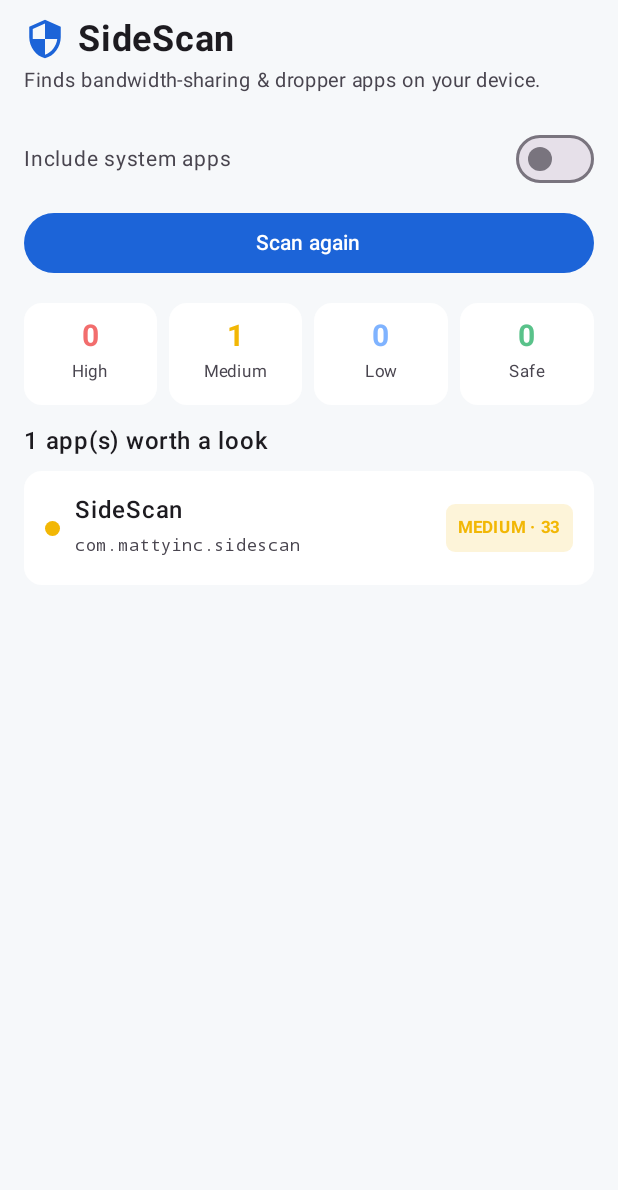
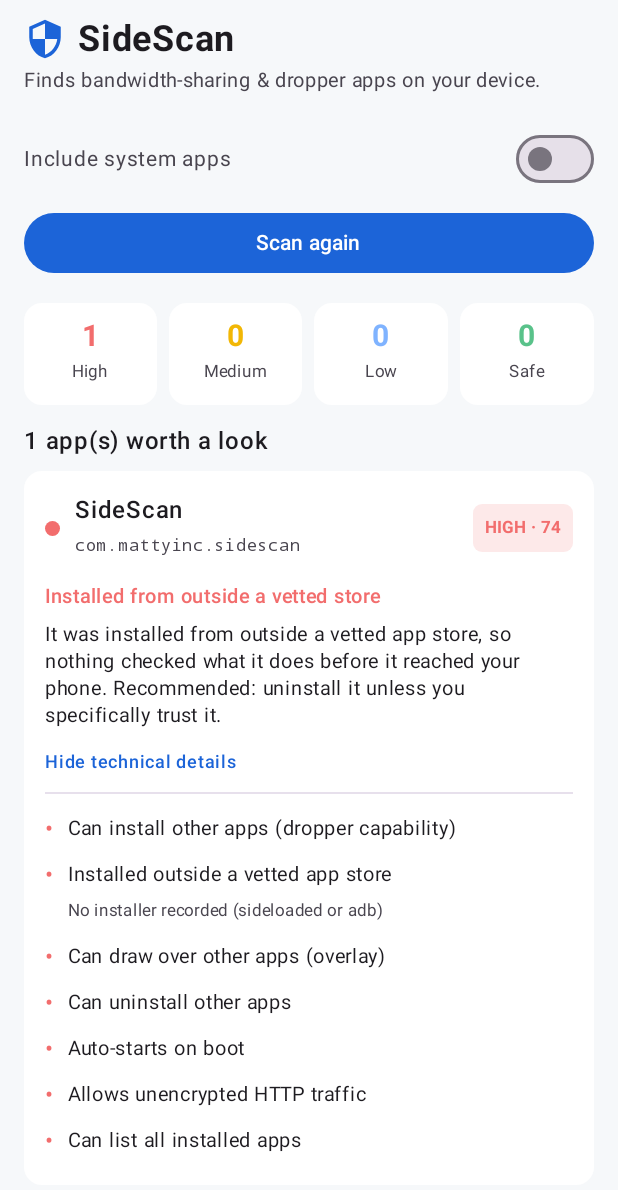
Before and after one commit to mattyinc/SideScan, an Android app built with Jetpack Compose: the screen it shows after launch (MainActivity), after a tap on "Scan my apps", on a phone screen of 412 x 824 dp. Shown: the top 1190 px of the screen. Run offline under Robolectric (Android 15) with nearby library versions, the phone set to English and light mode, and no system bars.

Commit message:
Scoring rework: pattern-based verdicts, vetted-store weighting, better system filter
- Permissions now count at full weight only for sideloaded apps; store/system
  apps are heavily discounted, so holding a permission no longer flags an app.
- Bundled proxy engine/SDK is always High on its own.
- Each app gets a plain-language headline + verdict explaining WHY it's flagged
  (proxyware pattern, dropper capability, overlay, boot persistence), not just a
  permission dump; CricFy-style proxyware is called out explicitly.
- System filter also excludes updated-system apps and OEM-prefixed preloads
  (Samsung /data preloads) that ship without FLAG_SYSTEM.
- UI shows the verdict up front; technical signals move under a details toggle.

```diff
--- a/app/src/main/java/com/mattyinc/sidescan/scan/AppScanner.kt
+++ b/app/src/main/java/com/mattyinc/sidescan/scan/AppScanner.kt
@@ -29,8 +29,24 @@ class AppScanner(context: Context) {
         }
         return all.filter { pkg ->
             val ai = pkg.applicationInfo ?: return@filter false
-            includeSystem || (ai.flags and ApplicationInfo.FLAG_SYSTEM) == 0
+            includeSystem || !isSystemLike(pkg.packageName, ai)
         }
+    }
+
+    /**
+     * True for OS / OEM apps that shouldn't appear in a user-facing scan. Covers
+     * the normal system flags plus Samsung-style preloads that ship in /data with
+     * no FLAG_SYSTEM: an OEM package name that was not installed from a store.
+     */
+    fun isSystemLike(packageName: String, ai: ApplicationInfo): Boolean {
+        val systemFlag = ApplicationInfo.FLAG_SYSTEM or ApplicationInfo.FLAG_UPDATED_SYSTEM_APP
+        if ((ai.flags and systemFlag) != 0) return true
+        val oemPrefixed = Signatures.systemPackagePrefixes.any { packageName.startsWith(it) }
+        if (oemPrefixed) {
+            val installer = installerOf(packageName)
+            if (installer == null || installer in Signatures.trustedStoreInstallers) return true
+        }
+        return false
     }
 
     /** The package that installed [packageName], or null if unknown/sideloaded. */
--- a/app/src/main/java/com/mattyinc/sidescan/scan/Models.kt
+++ b/app/src/main/java/com/mattyinc/sidescan/scan/Models.kt
@@ -3,7 +3,7 @@ package com.mattyinc.sidescan.scan
 /** Overall verdict for a scanned app, from lowest to highest concern. */
 enum class RiskLevel { SAFE, LOW, MEDIUM, HIGH }
 
-/** A single reason an app was flagged, with the weight it contributed to the score. */
+/** A single supporting signal, with the weight it contributed to the score. */
 data class RiskFlag(
     val id: String,
     val title: String,
@@ -18,7 +18,12 @@ data class ScannedApp(
     val versionName: String?,
     val installerPackage: String?,
     val isSystem: Boolean,
-    val fromPlayStore: Boolean,
+    val fromStore: Boolean,
+    /** One-line reason this app landed where it did (e.g. "Bundles a proxy engine"). */
+    val headline: String,
+    /** Plain-language explanation of why it's concerning (or why it's fine). */
+    val verdict: String,
+    /** Supporting technical signals, shown under "details". */
     val flags: List<RiskFlag>,
     val score: Int,
     val level: RiskLevel
--- a/app/src/main/java/com/mattyinc/sidescan/scan/RiskEngine.kt
+++ b/app/src/main/java/com/mattyinc/sidescan/scan/RiskEngine.kt
@@ -4,85 +4,156 @@ import android.content.pm.ApplicationInfo
 import android.content.pm.PackageInfo
 
 /**
- * Turns one installed package into a [ScannedApp] verdict by combining
- * PackageManager heuristics (install source, permissions, components) with an
- * APK inspection for proxyware engines and SDKs.
+ * Evaluates one installed package into a [ScannedApp].
+ *
+ * Key idea: a permission on its own means little — almost every app holds a few.
+ * What matters is the *combination* and, above all, hard evidence of a bundled
+ * proxy engine. So permissions are weighted heavily only when the app was
+ * sideloaded (installed outside a vetted store, where nothing checked it), and
+ * barely at all when it came from Google Play / Galaxy Store. Each app also gets
+ * a plain-language verdict explaining *why* it landed where it did.
  */
 class RiskEngine(private val scanner: AppScanner) {
 
     fun evaluate(pkg: PackageInfo): ScannedApp {
         val ai = pkg.applicationInfo ?: return unknown(pkg)
-        val flags = mutableListOf<RiskFlag>()
 
         val installer = scanner.installerOf(pkg.packageName)
-        val fromPlay = installer in Signatures.playStoreInstallers
-        val isSystem = (ai.flags and ApplicationInfo.FLAG_SYSTEM) != 0
+        val isSystem = scanner.isSystemLike(pkg.packageName, ai)
+        val fromStore = installer in Signatures.trustedStoreInstallers
+        val sideloaded = !isSystem && !fromStore
 
-        // 1. Install source — the single strongest signal.
-        if (!isSystem && !fromPlay) {
-            flags += RiskFlag(
-                id = "sideloaded",
-                title = "Installed outside the Play Store",
-                weight = 25,
-                detail = installer?.let { "Installer: $it" }
-                    ?: "No installer recorded (sideloaded or adb)"
-            )
+        // --- Signals -------------------------------------------------------
+        val requested = pkg.requestedPermissions?.toSet() ?: emptySet()
+        val hasInstall = "android.permission.REQUEST_INSTALL_PACKAGES" in requested
+        val hasDelete = "android.permission.REQUEST_DELETE_PACKAGES" in requested
+        val hasOverlay = "android.permission.SYSTEM_ALERT_WINDOW" in requested
+        val hasQueryAll = "android.permission.QUERY_ALL_PACKAGES" in requested
+        val cleartext = (ai.flags and ApplicationInfo.FLAG_USES_CLEARTEXT_TRAFFIC) != 0
+        val hasBoot = "android.permission.RECEIVE_BOOT_COMPLETED" in requested ||
+            pkg.receivers?.any { it.name?.contains("boot", ignoreCase = true) == true } == true
+
+        val proxyLibs = scanner.deepScanNativeLibs(ai)
+        // The dex scan is expensive; only run it where it could matter.
+        val proxySdks = if (!isSystem && (sideloaded || proxyLibs.isNotEmpty())) {
+            scanner.scanDexForSdks(ai)
+        } else emptyList()
+        val proxy = (proxyLibs + proxySdks).distinct()
+
+        // --- Score ---------------------------------------------------------
+        // Permissions count at full weight only when sideloaded; heavily
+        // discounted for store/system apps that were vetted.
+        val tech = mutableListOf<RiskFlag>()
+        var score = 0
+        fun add(id: String, title: String, sideWeight: Int, storeWeight: Int, detail: String? = null) {
+            val w = if (sideloaded) sideWeight else storeWeight
+            if (w > 0) { score += w; tech += RiskFlag(id, title, w, detail) }
         }
 
-        // 2. Permissions.
-        val requested: Set<String> = pkg.requestedPermissions?.toSet() ?: emptySet()
-        Signatures.highRiskPermissions.forEach { (perm, desc) ->
-            if (perm in requested) flags += RiskFlag("perm:$perm", desc, 20)
+        if (proxy.isNotEmpty()) {
+            score += 55
+            proxy.forEach { tech += RiskFlag("proxy:$it", "Bundled proxy/bandwidth-sharing engine: $it", 55) }
         }
-        Signatures.mediumRiskPermissions.forEach { (perm, desc) ->
-            if (perm in requested) flags += RiskFlag("perm:$perm", desc, 8)
+        if (sideloaded) {
+            tech += RiskFlag("sideloaded", "Installed outside a vetted app store", 18,
+                installer?.let { "Installer: $it" } ?: "No installer recorded (sideloaded or adb)")
+            score += 18
+        }
+        add("install", "Can install other apps (dropper capability)", 22, 6)
+        add("delete", "Can uninstall other apps", 10, 2)
+        add("overlay", "Can draw over other apps (overlay)", 12, 3)
+        add("boot", "Auto-starts on boot", 6, 1)
+        add("cleartext", "Allows unencrypted HTTP traffic", 4, 1)
+        // QUERY_ALL_PACKAGES is informational — common and weak on its own.
+        if (hasQueryAll) { score += 2; tech += RiskFlag("queryall", "Can list all installed apps", 2) }
+
+        score = score.coerceIn(0, 100)
+        val level = when {
+            proxy.isNotEmpty() -> RiskLevel.HIGH          // bundled proxyware is always High
+            score >= 60 -> RiskLevel.HIGH
+            score >= 38 -> RiskLevel.MEDIUM
+            score >= 18 -> RiskLevel.LOW
+            else -> RiskLevel.SAFE
         }
 
-        // 3. Cleartext HTTP allowed.
-        if ((ai.flags and ApplicationInfo.FLAG_USES_CLEARTEXT_TRAFFIC) != 0) {
-            flags += RiskFlag("cleartext", "Allows unencrypted HTTP traffic", 5)
-        }
+        val headline = buildHeadline(proxy, sideloaded, fromStore, hasInstall, hasOverlay, level)
+        val verdict = buildVerdict(proxy, sideloaded, fromStore, hasInstall, hasDelete, hasOverlay, hasBoot, cleartext, level)
 
-        // 4. Boot receiver (always-on / restart pattern).
-        val hasBootReceiver = pkg.receivers?.any {
-            it.name?.contains("boot", ignoreCase = true) == true
-        } == true
-        if (hasBootReceiver) {
-            flags += RiskFlag("bootrecv", "Has a boot receiver (auto-start)", 6)
-        }
-
-        // 5. Bundled proxy-engine native libraries (cheap).
-        scanner.deepScanNativeLibs(ai).forEach {
-            flags += RiskFlag("lib:$it", "Bundled proxyware engine: $it", 40)
-        }
-
-        // 6. Proxy SDK in dex — only when something already looks off.
-        val prelimScore = flags.sumOf { it.weight }
-        if (!isSystem && (prelimScore >= 20 || !fromPlay)) {
-            scanner.scanDexForSdks(ai).forEach {
-                flags += RiskFlag("sdk:$it", "Bandwidth-sharing SDK detected: $it", 40)
-            }
-        }
-
-        val score = flags.sumOf { it.weight }.coerceIn(0, 100)
         return ScannedApp(
             packageName = pkg.packageName,
             label = scanner.label(ai),
             versionName = pkg.versionName,
             installerPackage = installer,
             isSystem = isSystem,
-            fromPlayStore = fromPlay,
-            flags = flags.sortedByDescending { it.weight },
+            fromStore = fromStore,
+            headline = headline,
+            verdict = verdict,
+            flags = tech.sortedByDescending { it.weight },
             score = score,
-            level = levelFor(score)
+            level = level
         )
     }
 
-    private fun levelFor(score: Int): RiskLevel = when {
-        score >= 60 -> RiskLevel.HIGH
-        score >= 30 -> RiskLevel.MEDIUM
-        score >= 12 -> RiskLevel.LOW
-        else -> RiskLevel.SAFE
+    private fun buildHeadline(
+        proxy: List<String>, sideloaded: Boolean, fromStore: Boolean,
+        hasInstall: Boolean, hasOverlay: Boolean, level: RiskLevel
+    ): String = when {
+        proxy.isNotEmpty() -> "Bundles a bandwidth-sharing proxy engine"
+        sideloaded && hasInstall -> "Sideloaded app that can install other apps"
+        sideloaded && hasOverlay -> "Sideloaded app that can overlay your screen"
+        sideloaded -> "Installed from outside a vetted store"
+        level == RiskLevel.SAFE -> "No proxyware traits found"
+        else -> "Holds some powerful permissions"
+    }
+
+    /** The explanation a person actually reads — why this app is (or isn't) a concern. */
+    private fun buildVerdict(
+        proxy: List<String>, sideloaded: Boolean, fromStore: Boolean,
+        hasInstall: Boolean, hasDelete: Boolean, hasOverlay: Boolean,
+        hasBoot: Boolean, cleartext: Boolean, level: RiskLevel
+    ): String {
+        val parts = mutableListOf<String>()
+
+        if (proxy.isNotEmpty()) {
+            parts += "This app bundles a bandwidth-sharing proxy engine (${proxy.joinToString(", ")}) — " +
+                "the same proxyware pattern found in CricFy. Your device's internet connection and IP " +
+                "address get relayed for third parties, usually when the phone is idle or charging. " +
+                "This is the decisive red flag."
+        }
+        if (sideloaded) {
+            parts += "It was installed from outside a vetted app store, so nothing checked what it does " +
+                "before it reached your phone."
+        }
+        val dropper = buildList { if (hasInstall) add("install"); if (hasDelete) add("remove") }
+        if (dropper.isNotEmpty()) {
+            parts += "It can ${dropper.joinToString(" and ")} other apps on your device — dropper-style " +
+                "capability that lets it pull in further software."
+        }
+        if (hasOverlay) {
+            parts += "It can draw over other apps, which can be used for fake prompts or forced ads."
+        }
+        if (hasBoot) {
+            parts += "It restarts itself on boot to keep running in the background."
+        }
+        if (cleartext && parts.isNotEmpty()) {
+            parts += "It also permits unencrypted HTTP traffic."
+        }
+
+        if (parts.isEmpty()) {
+            return if (fromStore) {
+                "From a vetted store with no proxyware traits. Listed only so you can see the permissions it holds."
+            } else {
+                "No proxyware engine or dropper pattern detected."
+            }
+        }
+
+        // Closing guidance tied to the verdict level.
+        parts += when (level) {
+            RiskLevel.HIGH -> "Recommended: uninstall it unless you specifically trust it."
+            RiskLevel.MEDIUM -> "Worth reviewing — confirm you trust the source and need these capabilities."
+            else -> "Low concern on its own, but worth knowing where it came from."
+        }
+        return parts.joinToString(" ")
     }
 
     private fun unknown(pkg: PackageInfo): ScannedApp = ScannedApp(
@@ -91,7 +162,9 @@ class RiskEngine(private val scanner: AppScanner) {
         versionName = pkg.versionName,
         installerPackage = null,
         isSystem = false,
-        fromPlayStore = false,
+        fromStore = false,
+        headline = "Could not be read",
+        verdict = "This app's details could not be read on this device.",
         flags = emptyList(),
         score = 0,
         level = RiskLevel.SAFE
--- a/app/src/main/java/com/mattyinc/sidescan/scan/Signatures.kt
+++ b/app/src/main/java/com/mattyinc/sidescan/scan/Signatures.kt
@@ -51,9 +51,20 @@ object Signatures {
         "android.permission.RECEIVE_BOOT_COMPLETED" to "Starts itself on boot"
     )
 
-    /** Installer package names that count as "came from Google Play". */
-    val playStoreInstallers: Set<String> = setOf(
-        "com.android.vending",
-        "com.google.android.feedback"
+    /** Installer package names that count as a vetted app store. */
+    val trustedStoreInstallers: Set<String> = setOf(
+        "com.android.vending",            // Google Play
+        "com.google.android.feedback",    // Play (legacy)
+        "com.sec.android.app.samsungapps", // Samsung Galaxy Store
+        "com.amazon.venezia",             // Amazon Appstore
+        "com.huawei.appmarket",           // Huawei AppGallery
+        "org.fdroid.fdroid"               // F-Droid
+    )
+
+    /** Package name prefixes that indicate an OEM / platform app, not a user install. */
+    val systemPackagePrefixes: List<String> = listOf(
+        "android", "com.android.", "com.google.android.",
+        "com.samsung.", "com.sec.", "com.samsung.android.",
+        "com.qualcomm.", "com.mediatek.", "com.knox.", "com.sec.android."
     )
 }
--- a/app/src/main/java/com/mattyinc/sidescan/ui/ScanScreen.kt
+++ b/app/src/main/java/com/mattyinc/sidescan/ui/ScanScreen.kt
@@ -253,8 +253,33 @@ private fun AppCard(app: ScannedApp) {
                 }
             }
 
+            Spacer(Modifier.size(10.dp))
+            Text(
+                app.headline,
+                fontSize = 13.sp,
+                fontWeight = FontWeight.SemiBold,
+                color = color
+            )
+            Spacer(Modifier.size(4.dp))
+            Text(
+                app.verdict,
+                fontSize = 13.sp,
+                lineHeight = 18.sp,
+                color = MaterialTheme.colorScheme.onSurface
+            )
+
+            if (app.flags.isNotEmpty()) {
+                Spacer(Modifier.size(10.dp))
+                Text(
+                    if (expanded) "Hide technical details" else "Show technical details",
+                    fontSize = 12.sp,
+                    fontWeight = FontWeight.Medium,
+                    color = MaterialTheme.colorScheme.primary
+                )
+            }
+
             if (expanded) {
-                Spacer(Modifier.size(10.dp))
+                Spacer(Modifier.size(8.dp))
                 Divider(color = MaterialTheme.colorScheme.surfaceVariant)
                 Spacer(Modifier.size(8.dp))
                 app.flags.forEach { flag ->
```
